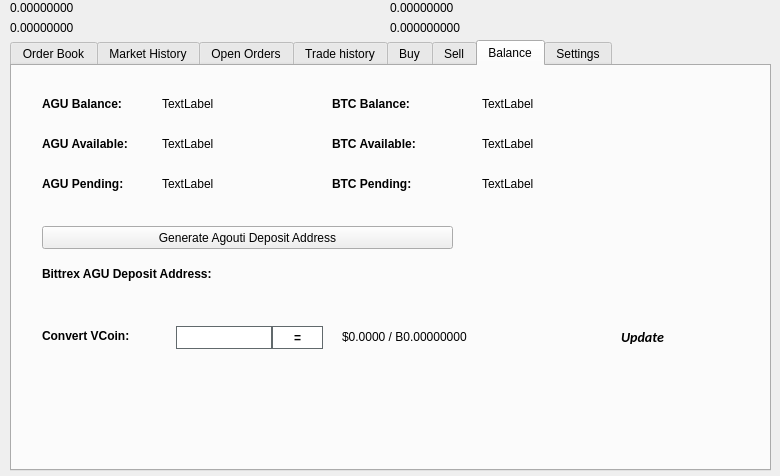
The window that src/qt/forms/tradingdialog.ui (AgoutiCoin/agouti) describes before a commit, drawn with Qt 5.
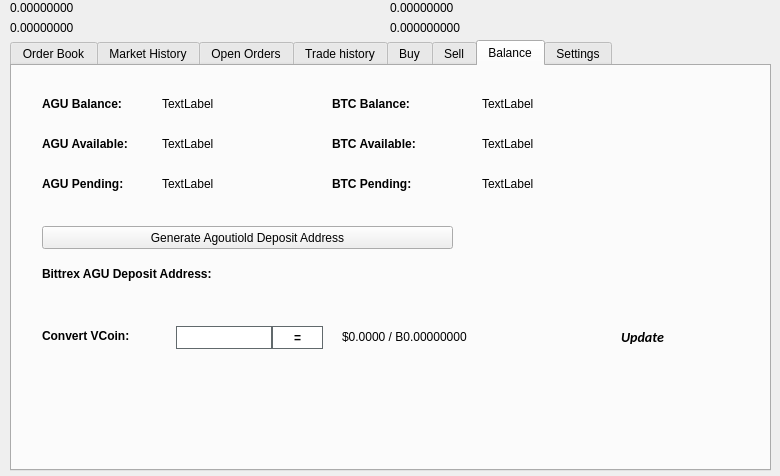
The same window after the commit. The open tabs and pages were chosen to show the change. Icons and pictures are not drawn.

Commit message:
Preparing for retiring agouti1 1
Agouti rebranded to AgoutiOld

What changed in the file:
```diff
--- a/src/qt/forms/tradingdialog.ui
+++ b/src/qt/forms/tradingdialog.ui
@@ -2941,7 +2941,7 @@
       </rect>
      </property>
      <property name="text">
-      <string>Generate Agouti Deposit Address</string>
+      <string>Generate Agoutiold Deposit Address</string>
      </property>
      <property name="icon">
       <iconset resource="../agouti.qrc">
```
Left out of the diff: 14 changed lines with no effect on the pictures. The commit also changes 326 other files.
